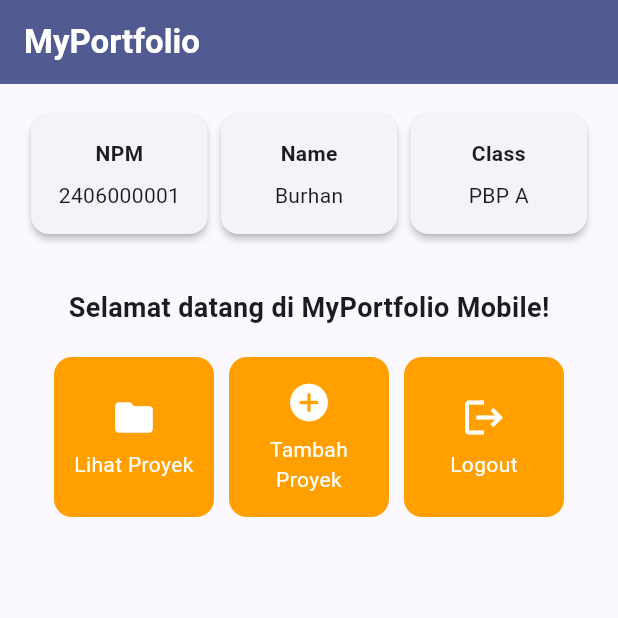
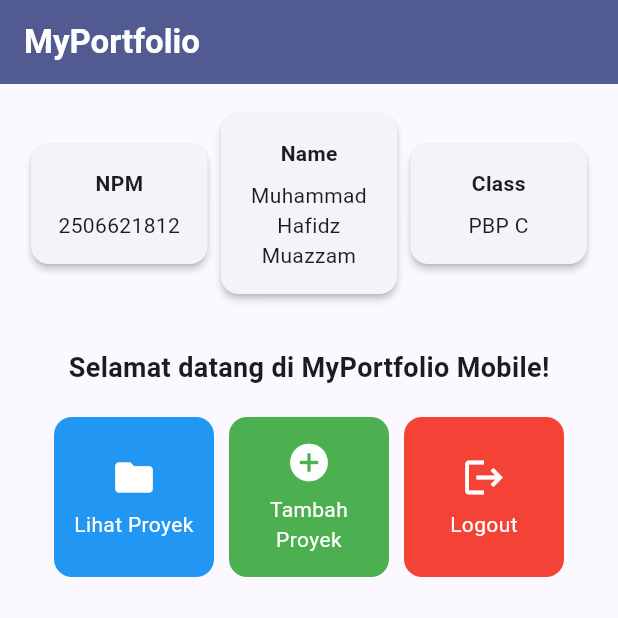
Before and after one commit to papaindiansierra/myportofolio_mobile, a Flutter app: the screen it shows after launch, on a phone screen of 412 x 824 dp, the top half of it. Run offline on Flutter 3.47's test engine with Material 3 defaults, Android fonts, the phone set to English and light mode, and no system bars.

Commit message:
Tugas 07: Basic Flutter

```diff
--- a/lib/menu.dart
+++ b/lib/menu.dart
@@ -1,30 +1,34 @@
 import 'package:flutter/material.dart';
 
+// menambah atribut 'color' pada kelas model biar pewarnaan tombol jadi modular dan ringkas (biar ga buat banyak cabang if else)
 class ItemHomepage {
   final String name;
   final IconData icon;
+  final Color color; // atribut warna latar belakang kartu
 
-  ItemHomepage(this.name, this.icon);
+  ItemHomepage(this.name, this.icon, this.color);
 }
 
 class MyHomePage extends StatelessWidget {
   MyHomePage({super.key});
 
-  final String npm = "2406000001";
-  final String nama = "Burhan";
-  final String kelas = "PBP A";
+  // ubah data sesuai identitas diri sendiri
+  final String npm = "2506621812";
+  final String nama = "Muhammad Hafidz Muazzam";
+  final String kelas = "PBP C";
 
+  // daftar item menu dengan warna, tiap tombol warnanya beda
   final List<ItemHomepage> items = [
-    ItemHomepage("Lihat Proyek", Icons.folder),
-    ItemHomepage("Tambah Proyek", Icons.add_circle),
-    ItemHomepage("Logout", Icons.logout),
+    ItemHomepage("Lihat Proyek", Icons.folder, Colors.blue),
+    ItemHomepage("Tambah Proyek", Icons.add_circle, Colors.green),
+    ItemHomepage("Logout", Icons.logout, Colors.red),
   ];
 
   @override
   Widget build(BuildContext context) {
-    // Scaffold menyediakan struktur visual dasar halaman (AppBar, Body, SnackBar).
+    // scaffold untuk menyediakan struktur visual dasar halaman. yaitu AppBar, Body, SnackBar
     return Scaffold(
-      // AppBar menampilkan bar bagian atas halaman aplikasi.
+      // AppBar untuk menampilkan bar bagian atas halaman aplikasi
       appBar: AppBar(
         title: const Text(
           'MyPortfolio',
@@ -35,13 +39,13 @@ class MyHomePage extends StatelessWidget {
         ),
         backgroundColor: Theme.of(context).colorScheme.primary,
       ),
-      // Body halaman utama dengan padding di sekelilingnya.
+      // body halaman utama dan padding di kelilingnya
       body: Padding(
         padding: const EdgeInsets.all(16.0),
         child: Column(
           crossAxisAlignment: CrossAxisAlignment.center,
           children: [
-            // Baris horizontal untuk menampilkan 3 InfoCard secara sejajar.
+            // baris horizontal untuk menampilkan 3 InfoCard dengan sejajar
             Row(
               mainAxisAlignment: MainAxisAlignment.spaceEvenly,
               children: [
@@ -53,7 +57,7 @@ class MyHomePage extends StatelessWidget {
 
             const SizedBox(height: 16.0),
 
-            // Bagian tengah: pesan sambutan dan kisi tombol menu portofolio.
+            // bagian tengah, text 'selamat datang' dan tombol menu portofolio
             Center(
               child: Column(
                 children: [
@@ -68,14 +72,13 @@ class MyHomePage extends StatelessWidget {
                     ),
                   ),
 
-                  // GridView menampilkan kartu tombol dalam tata letak kisi 3 kolom.
+                  // GridView untuk menampilkan kartu tombol dalam tata letak kisi 3 kolom
                   GridView.count(
                     primary: true,
                     padding: const EdgeInsets.all(20),
                     crossAxisSpacing: 10,
                     mainAxisSpacing: 10,
                     crossAxisCount: 3,
-                    // shrinkWrap agar ukuran kisi menyesuaikan tinggi konten anak.
                     shrinkWrap: true,
                     children: items.map((ItemHomepage item) {
                       return ItemCard(item);
@@ -92,7 +95,7 @@ class MyHomePage extends StatelessWidget {
 }
 
 class InfoCard extends StatelessWidget {
-  // Kartu informasi yang menampilkan judul (title) dan isi (content).
+  // kartu informasi yang menampilkan judul (title) dan isi (content)
   final String title;
   final String content;
 
@@ -101,13 +104,13 @@ class InfoCard extends StatelessWidget {
   @override
   Widget build(BuildContext context) {
     return Card(
-      // Memberikan efek bayangan kartu elevasi 2 unit.
+      // effect shadow kartu elevasi
       elevation: 2.0,
       child: Container(
-        // Menyesuaikan lebar kartu dengan proporsi layar (dibagi 3.5).
+        // menyesuaikan lebar kartu dengan proporsi layar (dibagi dengan 3.5)
         width: MediaQuery.of(context).size.width / 3.5,
         padding: const EdgeInsets.all(16.0),
-        // Menyusun teks title dan content secara vertikal.
+        // menyusun teks title dan content secara vertikal
         child: Column(
           children: [
             Text(
@@ -115,7 +118,7 @@ class InfoCard extends StatelessWidget {
               style: const TextStyle(fontWeight: FontWeight.bold),
             ),
             const SizedBox(height: 8.0),
-            Text(content),
+            Text(content, textAlign: TextAlign.center),
           ],
         ),
       ),
@@ -131,13 +134,14 @@ class ItemCard extends StatelessWidget {
   @override
   Widget build(BuildContext context) {
     return Material(
-      // Menggunakan warna sekunder dari skema tema aplikasi.
-      color: Theme.of(context).colorScheme.secondary,
+      // menerapkan warna latar unik
+      // mengambil warna langsung dari atribut item.color yang sudah didefinisikan di list
+      color: item.color,
       borderRadius: BorderRadius.circular(12),
       child: InkWell(
-        // Aksi ketika kartu ditekan oleh pengguna.
+        // aksi ketika kartu ditekan oleh pengguna
         onTap: () {
-          // Menampilkan SnackBar dengan pesan interaktif.
+          // menampilkan SnackBar dengan pesan interaktif sesuai nama tombol saat ditap
           ScaffoldMessenger.of(context)
             ..hideCurrentSnackBar()
             ..showSnackBar(
```
